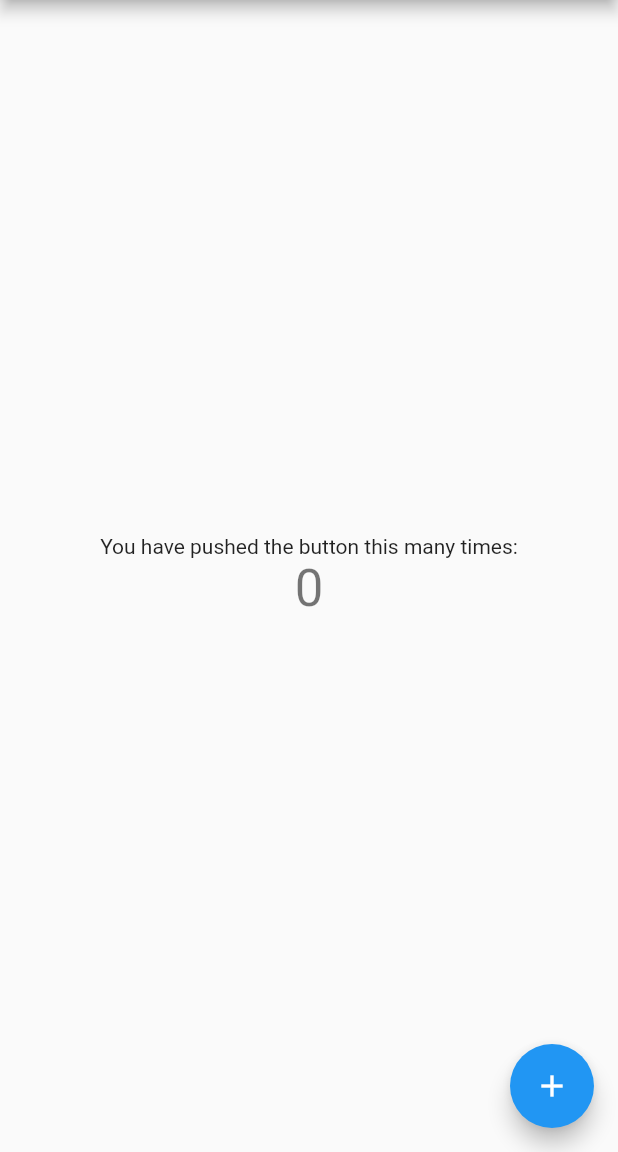
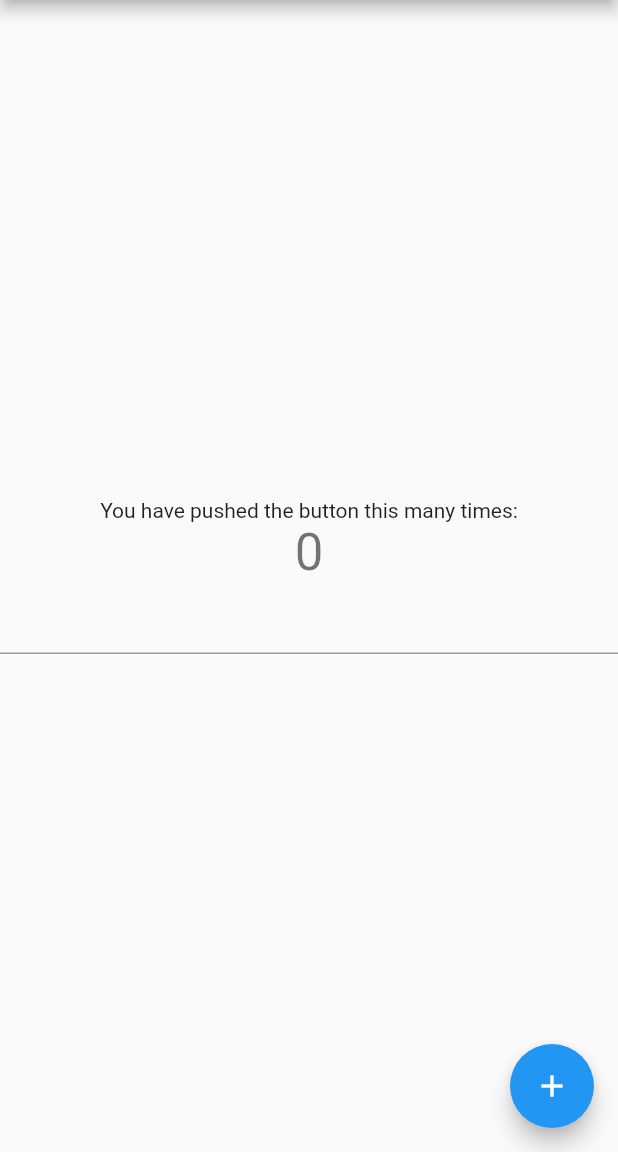
Before and after one commit to VennilaPugazhenthi/MaskReminder, a Flutter app: the screen it shows after launch, on a phone screen of 412 x 824 dp, the part 84-1236 px from its top. Run offline on Flutter 3.47's test engine with Material 2 defaults, Android fonts, the phone set to English and light mode, and no system bars.

Commit message:
Add TextField

```diff
--- a/lib/main.dart
+++ b/lib/main.dart
@@ -63,6 +63,19 @@ class _MyHomePageState extends State<MyHomePage> {
     });
   }
 
+  TextEditingController _controller;
+
+  void initState(){
+    super.initState();
+    _controller = TextEditingController();
+  }
+
+  void dispose(){
+    _controller.dispose();
+    super.dispose();
+  }
+
+
   @override
   Widget build(BuildContext context) {
     // This method is rerun every time setState is called, for instance as done
@@ -104,6 +117,22 @@ class _MyHomePageState extends State<MyHomePage> {
               '$_counter',
               style: Theme.of(context).textTheme.headline4,
             ),
+            new Container(
+              child: TextField(
+                controller: _controller,
+                onSubmitted: (String value)async{
+                  await showDialog<void>(context: context, builder: (BuildContext context){
+                    return AlertDialog(title: const Text('Thanks!'), content: Text('You typed "$value".'),
+                      actions: <Widget>[FlatButton(onPressed: (){Navigator.pop(context);},
+                      child: const Text('Ok'),
+                      ),
+                      ],
+                    );
+                  },
+                  );
+                },
+              ),
+            )
           ],
         ),
       ),
```
